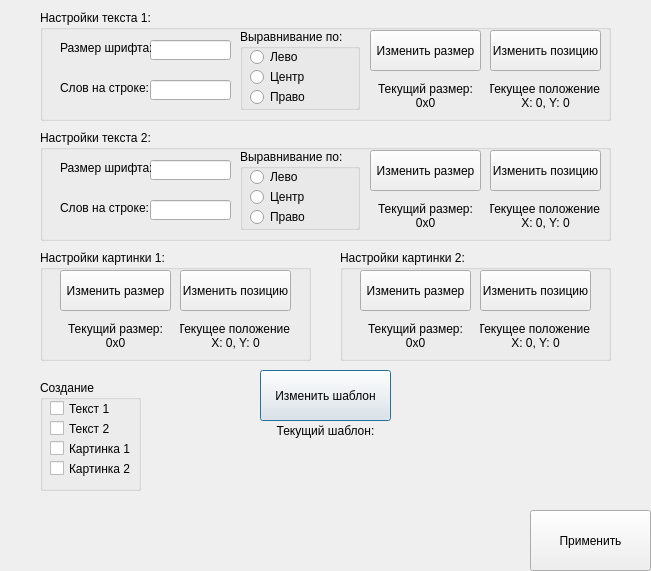
nelttjen/PyQT_project, file UI/change.ui: the form before one commit.
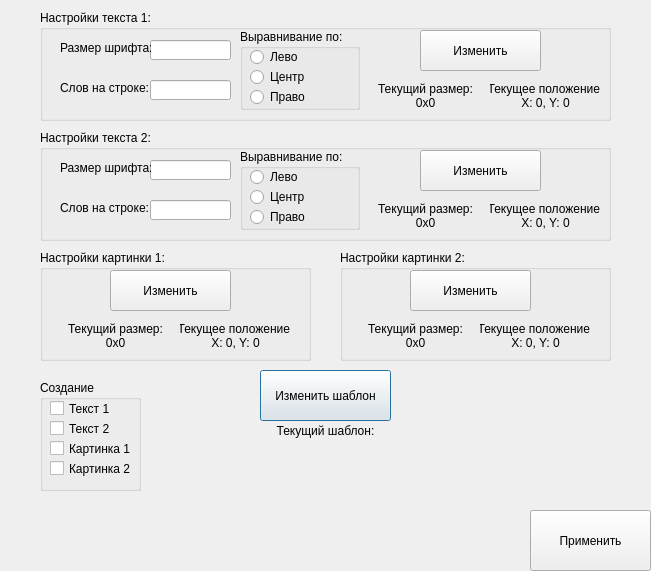
The form after the commit.

Diff of the .ui file:
```diff
--- a/UI/change.ui
+++ b/UI/change.ui
@@ -154,32 +154,19 @@
     </property>
     <property name="geometry">
      <rect>
-      <x>330</x>
+      <x>380</x>
       <y>20</y>
-      <width>111</width>
+      <width>121</width>
       <height>41</height>
      </rect>
     </property>
     <property name="text">
-     <string>Изменить размер</string>
+     <string>Изменить</string>
     </property>
     <property name="checkable">
      <bool>false</bool>
     </property>
    </widget>
-   <widget class="QPushButton" name="text1_XY">
-    <property name="geometry">
-     <rect>
-      <x>450</x>
-      <y>20</y>
-      <width>111</width>
-      <height>41</height>
-     </rect>
-    </property>
-    <property name="text">
-     <string>Изменить позицию</string>
-    </property>
-   </widget>
    <widget class="QLabel" name="text1_Size_info">
     <property name="geometry">
      <rect>
@@ -337,32 +324,6 @@
      </property>
     </widget>
    </widget>
-   <widget class="QPushButton" name="text2_Size">
-    <property name="geometry">
-     <rect>
-      <x>330</x>
-      <y>20</y>
-      <width>111</width>
-      <height>41</height>
-     </rect>
-    </property>
-    <property name="text">
-     <string>Изменить размер</string>
-    </property>
-   </widget>
-   <widget class="QPushButton" name="text2_XY">
-    <property name="geometry">
-     <rect>
-      <x>450</x>
-      <y>20</y>
-      <width>111</width>
-      <height>41</height>
-     </rect>
-    </property>
-    <property name="text">
-     <string>Изменить позицию</string>
-    </property>
-   </widget>
    <widget class="QLabel" name="text2_Size_info">
     <property name="geometry">
      <rect>
@@ -426,6 +387,25 @@
      </rect>
     </property>
    </widget>
+   <widget class="QPushButton" name="text2_Size_XY">
+    <property name="enabled">
+     <bool>true</bool>
+    </property>
+    <property name="geometry">
+     <rect>
+      <x>380</x>
+      <y>20</y>
+      <width>121</width>
+      <height>41</height>
+     </rect>
+    </property>
+    <property name="text">
+     <string>Изменить</string>
+    </property>
+    <property name="checkable">
+     <bool>false</bool>
+    </property>
+   </widget>
   </widget>
   <widget class="QGroupBox" name="image1">
    <property name="geometry">
@@ -439,32 +419,6 @@
    <property name="title">
     <string>Настройки картинки 1:</string>
    </property>
-   <widget class="QPushButton" name="image1_XY">
-    <property name="geometry">
-     <rect>
-      <x>140</x>
-      <y>20</y>
-      <width>111</width>
-      <height>41</height>
-     </rect>
-    </property>
-    <property name="text">
-     <string>Изменить позицию</string>
-    </property>
-   </widget>
-   <widget class="QPushButton" name="image1_Size">
-    <property name="geometry">
-     <rect>
-      <x>20</x>
-      <y>20</y>
-      <width>111</width>
-      <height>41</height>
-     </rect>
-    </property>
-    <property name="text">
-     <string>Изменить размер</string>
-    </property>
-   </widget>
    <widget class="QLabel" name="image1_Size_info">
     <property name="geometry">
      <rect>
@@ -499,6 +453,25 @@
      <set>Qt::AlignCenter</set>
     </property>
    </widget>
+   <widget class="QPushButton" name="image1_Size_XY">
+    <property name="enabled">
+     <bool>true</bool>
+    </property>
+    <property name="geometry">
+     <rect>
+      <x>70</x>
+      <y>20</y>
+      <width>121</width>
+      <height>41</height>
+     </rect>
+    </property>
+    <property name="text">
+     <string>Изменить</string>
+    </property>
+    <property name="checkable">
+     <bool>false</bool>
+    </property>
+   </widget>
   </widget>
   <widget class="QGroupBox" name="image2">
    <property name="geometry">
@@ -512,32 +485,6 @@
    <property name="title">
     <string>Настройки картинки 2:</string>
    </property>
-   <widget class="QPushButton" name="image2_XY">
-    <property name="geometry">
-     <rect>
-      <x>140</x>
-      <y>20</y>
-      <width>111</width>
-      <height>41</height>
-     </rect>
-    </property>
-    <property name="text">
-     <string>Изменить позицию</string>
-    </property>
-   </widget>
-   <widget class="QPushButton" name="image2_Size">
-    <property name="geometry">
-     <rect>
-      <x>20</x>
-      <y>20</y>
-      <width>111</width>
-      <height>41</height>
-     </rect>
-    </property>
-    <property name="text">
-     <string>Изменить размер</string>
-    </property>
-   </widget>
    <widget class="QLabel" name="image2_Size_info">
     <property name="geometry">
      <rect>
@@ -572,6 +519,25 @@
      <set>Qt::AlignCenter</set>
     </property>
    </widget>
+   <widget class="QPushButton" name="image2_Size_XY">
+    <property name="enabled">
+     <bool>true</bool>
+    </property>
+    <property name="geometry">
+     <rect>
+      <x>70</x>
+      <y>20</y>
+      <width>121</width>
+      <height>41</height>
+     </rect>
+    </property>
+    <property name="text">
+     <string>Изменить</string>
+    </property>
+    <property name="checkable">
+     <bool>false</bool>
+    </property>
+   </widget>
   </widget>
   <widget class="QPushButton" name="save_button">
    <property name="geometry">
```
Left out of the diff: 2 changed lines with no effect on the pictures.
